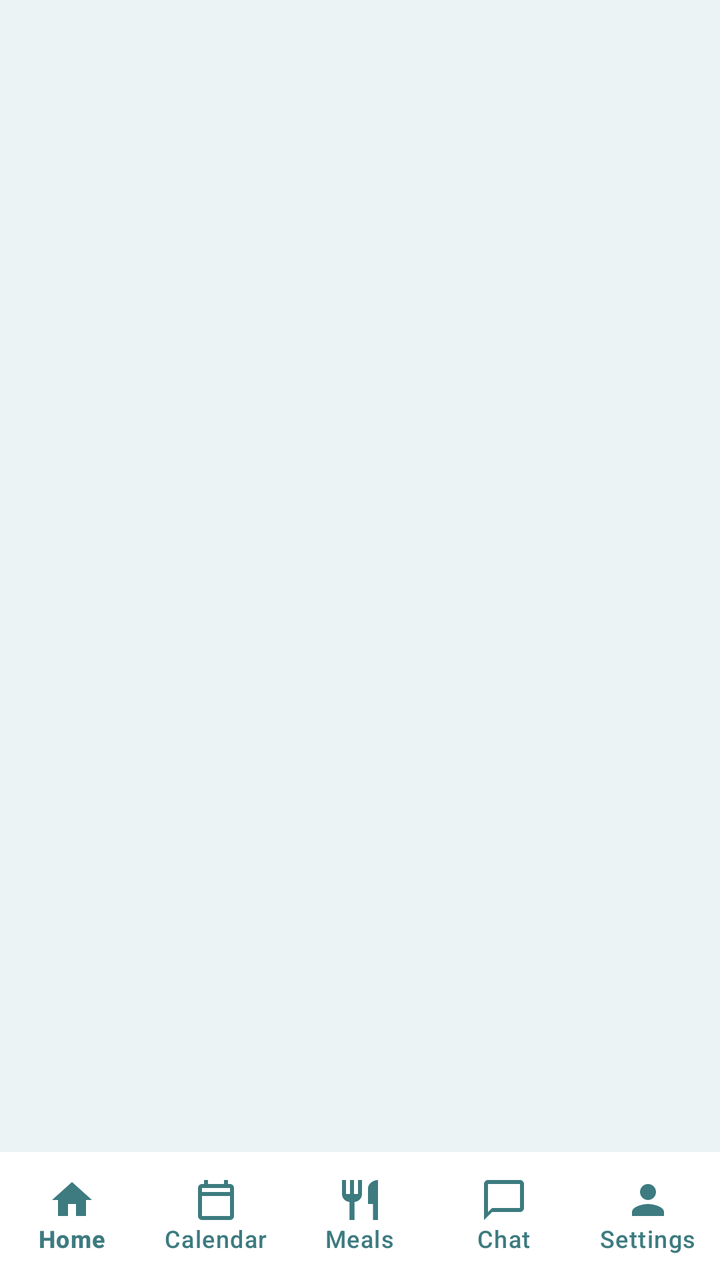
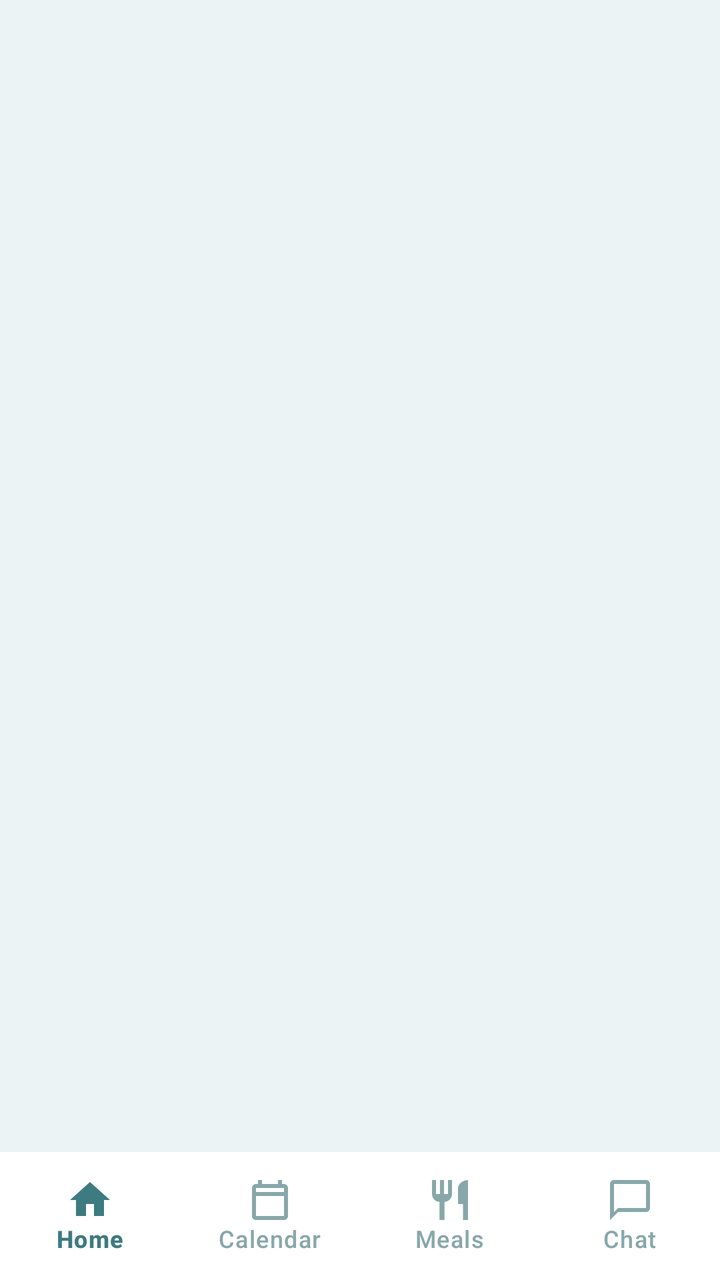

Before-and-after screenshots of an Android layout around one commit, followed by the original layout XML and the change that was made.
<!-- AndroidManifest.xml: application theme Theme.FamilyAIPlanner -->
<!-- res/layout/activity_main.xml -->
<?xml version="1.0" encoding="utf-8"?>
<androidx.constraintlayout.widget.ConstraintLayout 
    xmlns:android="http://schemas.android.com/apk/res/android"
    xmlns:app="http://schemas.android.com/apk/res-auto"
    android:id="@+id/mainRoot"
    android:layout_width="match_parent"
    android:layout_height="match_parent"
    android:background="@color/bgMint">

    
    <FrameLayout
        android:id="@+id/fragmentContainer"
        android:layout_width="0dp"
        android:layout_height="0dp"
        app:layout_constraintBottom_toTopOf="@id/bottomNavigation"
        app:layout_constraintEnd_toEndOf="parent"
        app:layout_constraintStart_toStartOf="parent"
        app:layout_constraintTop_toTopOf="parent" />

    
    <com.google.android.material.bottomnavigation.BottomNavigationView
        android:id="@+id/bottomNavigation"
        android:layout_width="0dp"
        android:layout_height="64dp"
        android:background="@color/surfaceWhite"
        app:elevation="8dp"
        app:itemIconTint="@color/primaryTeal"
        app:itemTextColor="@color/primaryTeal"
        app:labelVisibilityMode="labeled"
        app:menu="@menu/bottom_nav_menu"
        app:layout_constraintBottom_toBottomOf="parent"
        app:layout_constraintEnd_toEndOf="parent"
        app:layout_constraintStart_toStartOf="parent" />

</androidx.constraintlayout.widget.ConstraintLayout>
<!-- resources referenced by this layout -->
<resources>
  <color name="bgMint">#EBF3F4</color>
  <color name="primaryTeal">#3D7B80</color>
  <color name="surfaceWhite">#FFFFFF</color>
  <style name="Theme.FamilyAIPlanner" parent="Theme.Material3.Light.NoActionBar">
          <item name="colorPrimary">@color/primaryTeal</item>
          <item name="colorPrimaryContainer">@color/tileTealLight</item>
          <item name="colorSecondary">@color/colorSecondary</item>
          <item name="android:statusBarColor">@color/primaryTeal</item>
          <item name="android:navigationBarColor">@color/surfaceWhite</item>
          <item name="android:windowBackground">@color/bgMint</item>
      </style>
  <color name="tileTealLight">#D6E8EA</color>
  <color name="colorSecondary">#4A8B90</color>
</resources>

<!-- the commit's change to res/layout/activity_main.xml (unified diff, before → after) -->
@@ -1,35 +1,99 @@
 <?xml version="1.0" encoding="utf-8"?>
-<androidx.constraintlayout.widget.ConstraintLayout 
+<androidx.drawerlayout.widget.DrawerLayout 
     xmlns:android="http://schemas.android.com/apk/res/android"
     xmlns:app="http://schemas.android.com/apk/res-auto"
-    android:id="@+id/mainRoot"
+    xmlns:tools="http://schemas.android.com/tools"
+    android:id="@+id/drawerLayout"
     android:layout_width="match_parent"
     android:layout_height="match_parent"
-    android:background="@color/bgMint">
+    android:fitsSystemWindows="true"
+    tools:openDrawer="start">
 
     
-    <FrameLayout
-        android:id="@+id/fragmentContainer"
-        android:layout_width="0dp"
-        android:layout_height="0dp"
-        app:layout_constraintBottom_toTopOf="@id/bottomNavigation"
-        app:layout_constraintEnd_toEndOf="parent"
-        app:layout_constraintStart_toStartOf="parent"
-        app:layout_constraintTop_toTopOf="parent" />
+    <androidx.constraintlayout.widget.ConstraintLayout
+        android:id="@+id/mainRoot"
+        android:layout_width="match_parent"
+        android:layout_height="match_parent"
+        android:background="@color/bgMint">
+
+        
+        <FrameLayout
+            android:id="@+id/fragmentContainer"
+            android:layout_width="0dp"
+            android:layout_height="0dp"
+            app:layout_constraintBottom_toTopOf="@id/bottomNavigation"
+            app:layout_constraintEnd_toEndOf="parent"
+            app:layout_constraintStart_toStartOf="parent"
+            app:layout_constraintTop_toTopOf="parent" />
+
+        
+        <com.google.android.material.bottomnavigation.BottomNavigationView
+            android:id="@+id/bottomNavigation"
+            android:layout_width="0dp"
+            android:layout_height="64dp"
+            android:background="@color/surfaceWhite"
+            app:elevation="12dp"
+            app:itemIconTint="@color/bottom_nav_selector"
+            app:itemTextColor="@color/bottom_nav_selector"
+            app:itemActiveIndicatorStyle="@null"
+            app:labelVisibilityMode="labeled"
+            app:menu="@menu/bottom_nav_menu"
+            app:layout_constraintBottom_toBottomOf="parent"
+            app:layout_constraintEnd_toEndOf="parent"
+            app:layout_constraintStart_toStartOf="parent" />
+
+    </androidx.constraintlayout.widget.ConstraintLayout>
 
     
-    <com.google.android.material.bottomnavigation.BottomNavigationView
-        android:id="@+id/bottomNavigation"
-        android:layout_width="0dp"
-        android:layout_height="64dp"
+    <com.google.android.material.navigation.NavigationView
+        android:id="@+id/navigationView"
+        android:layout_width="wrap_content"
+        android:layout_height="match_parent"
+        android:layout_gravity="start"
+        android:fitsSystemWindows="true"
         android:background="@color/surfaceWhite"
-        app:elevation="8dp"
+        app:headerLayout="@layout/nav_header_drawer"
         app:itemIconTint="@color/primaryTeal"
-        app:itemTextColor="@color/primaryTeal"
-        app:labelVisibilityMode="labeled"
-        app:menu="@menu/bottom_nav_menu"
-        app:layout_constraintBottom_toBottomOf="parent"
-        app:layout_constraintEnd_toEndOf="parent"
-        app:layout_constraintStart_toStartOf="parent" />
+        app:itemTextColor="@color/textPrimary"
+        app:menu="@menu/drawer_menu" />
 
-</androidx.constraintlayout.widget.ConstraintLayout>
+</androidx.drawerlayout.widget.DrawerLayout>
+<!-- res/layout/nav_header_drawer.xml (included above) -->
+<?xml version="1.0" encoding="utf-8"?>
+<LinearLayout xmlns:android="http://schemas.android.com/apk/res/android"
+    android:layout_width="match_parent"
+    android:layout_height="176dp"
+    android:background="@color/primaryTeal"
+    android:gravity="bottom"
+    android:orientation="vertical"
+    android:padding="20dp"
+    android:theme="@style/ThemeOverlay.AppCompat.Dark">
+
+    <ImageView
+        android:layout_width="48dp"
+        android:layout_height="48dp"
+        android:background="@drawable/tile_icon_circle"
+        android:contentDescription="Profile avatar"
+        android:padding="8dp"
+        android:src="@drawable/ic_profile" />
+
+    <TextView
+        android:id="@+id/drawerUserName"
+        android:layout_width="wrap_content"
+        android:layout_height="wrap_content"
+        android:layout_marginTop="10dp"
+        android:text="Sarah Jenkins"
+        android:textColor="@color/textWhite"
+        android:textSize="18sp"
+        android:textStyle="bold" />
+
+    <TextView
+        android:id="@+id/drawerUserEmail"
+        android:layout_width="wrap_content"
+        android:layout_height="wrap_content"
+        android:layout_marginTop="2dp"
+        android:text="sarah.family@gmail.com"
+        android:textColor="@color/tileTealLight"
+        android:textSize="13sp" />
+
+</LinearLayout>
<!-- resource entries referenced after the edit -->
@@ -3,6 +3,25 @@
   <color name="bgMint">#EBF3F4</color>
   <color name="primaryTeal">#3D7B80</color>
   <color name="surfaceWhite">#FFFFFF</color>
+  <color name="textPrimary">#1A2F31</color>
+  <color name="textWhite">#FFFFFF</color>
+  <color name="tileTealLight">#D6E8EA</color>
+  <!-- drawable ic_profile (drawable) -->
+  <vector xmlns:android="http://schemas.android.com/apk/res/android"
+      android:width="28dp"
+      android:height="28dp"
+      android:viewportWidth="24"
+      android:viewportHeight="24">
+      <path
+          android:fillColor="#FFFFFF"
+          android:pathData="M12,12c2.21,0 4,-1.79 4,-4s-1.79,-4 -4,-4 -4,1.79 -4,4 1.79,4 4,4zm0,2c-2.67,0 -8,1.34 -8,4v2h16v-2c0,-2.66 -5.33,-4 -8,-4z" />
+  </vector>
+  <!-- drawable tile_icon_circle (drawable) -->
+  <?xml version="1.0" encoding="utf-8"?>
+  <shape xmlns:android="http://schemas.android.com/apk/res/android"
+      android:shape="oval">
+      <solid android:color="@color/primaryTeal" />
+  </shape>
   <style name="Theme.FamilyAIPlanner" parent="Theme.Material3.Light.NoActionBar">
           <item name="colorPrimary">@color/primaryTeal</item>
           <item name="colorPrimaryContainer">@color/tileTealLight</item>
@@ -11,7 +30,6 @@
           <item name="android:navigationBarColor">@color/surfaceWhite</item>
           <item name="android:windowBackground">@color/bgMint</item>
       </style>
-  <color name="tileTealLight">#D6E8EA</color>
   <color name="colorSecondary">#4A8B90</color>
 </resources>
 
